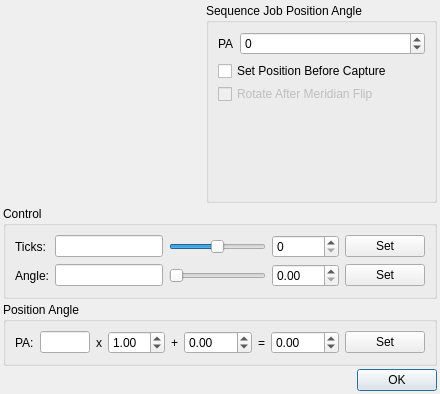
First picture: the form in kstars/ekos/capture/rotatorsettings.ui, repository KDE/kstars, before the edit.
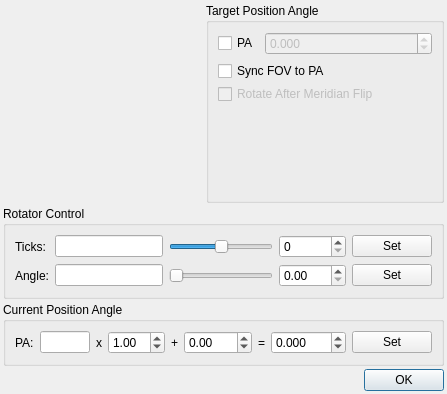
Second picture: the form after the edit. Custom widgets are drawn as their Qt base class.

Commit message: Rotator control and sequence settings now work and tested on my observator with NightCrawler

Diff of the .ui file:
```diff
--- a/kstars/ekos/capture/rotatorsettings.ui
+++ b/kstars/ekos/capture/rotatorsettings.ui
@@ -6,7 +6,7 @@
    <rect>
     <x>0</x>
     <y>0</y>
-    <width>431</width>
+    <width>437</width>
     <height>372</height>
    </rect>
   </property>
@@ -68,13 +68,13 @@
    <item row="0" column="1">
     <widget class="QGroupBox" name="groupBox_3">
      <property name="title">
-      <string>Sequence Job Position Angle</string>
+      <string>Target Position Angle</string>
      </property>
      <layout class="QVBoxLayout" name="verticalLayout_2">
       <item>
        <layout class="QHBoxLayout" name="horizontalLayout_2">
         <item>
-         <widget class="QLabel" name="label_5">
+         <widget class="QCheckBox" name="enforceRotationCheck">
           <property name="toolTip">
            <string>&lt;html&gt;&lt;head/&gt;&lt;body&gt;&lt;p&gt;Set desired rotator ticks position before capture sequence is started.&lt;/p&gt;&lt;/body&gt;&lt;/html&gt;</string>
           </property>
@@ -84,21 +84,24 @@
          </widget>
         </item>
         <item>
-         <widget class="QSpinBox" name="plannedPASpin">
+         <widget class="QDoubleSpinBox" name="targetPASpin">
+          <property name="enabled">
+           <bool>false</bool>
+          </property>
           <property name="sizePolicy">
            <sizepolicy hsizetype="MinimumExpanding" vsizetype="Fixed">
             <horstretch>0</horstretch>
             <verstretch>0</verstretch>
            </sizepolicy>
           </property>
-          <property name="toolTip">
-           <string>Target Position Angle</string>
+          <property name="decimals">
+           <number>3</number>
           </property>
           <property name="minimum">
-           <number>-180</number>
+           <double>-180.000000000000000</double>
           </property>
           <property name="maximum">
-           <number>180</number>
+           <double>180.000000000000000</double>
           </property>
           <property name="singleStep">
            <number>10</number>
@@ -113,12 +116,12 @@
          <number>3</number>
         </property>
         <item>
-         <widget class="QCheckBox" name="enforceRotationCheck">
+         <widget class="QCheckBox" name="syncFOVPA">
           <property name="toolTip">
            <string>&lt;html&gt;&lt;head/&gt;&lt;body&gt;&lt;p&gt;Set target position angle before capture is started.&lt;/p&gt;&lt;/body&gt;&lt;/html&gt;</string>
           </property>
           <property name="text">
-           <string>Set Position Before Capture</string>
+           <string>Sync FOV to PA</string>
           </property>
          </widget>
         </item>
@@ -156,7 +159,7 @@
    <item row="1" column="0" colspan="2">
     <widget class="QGroupBox" name="groupBox">
      <property name="title">
-      <string>Control</string>
+      <string>Rotator Control</string>
      </property>
      <layout class="QGridLayout" name="gridLayout_2">
       <item row="0" column="0">
@@ -256,7 +259,7 @@
       <string>&lt;html&gt;&lt;head/&gt;&lt;body&gt;&lt;p&gt;Position Angle (PA) is defined as degrees E of N. Zero degrees indicate frame &lt;span style=&quot; font-weight:600;&quot;&gt;UP&lt;/span&gt; points directly toward the celestial pole. 90 degrees indicate frame &lt;span style=&quot; font-weight:600;&quot;&gt;UP&lt;/span&gt; points 90 degrees clockwise with respect to the celestial pole.&lt;/p&gt;&lt;p&gt;&lt;br/&gt;&lt;/p&gt;&lt;p&gt;PA is calculated from raw rotator angle plus modifiers to match the rotation angle as measured by astrometry. Enter the modifiers manually or solve an image in the Align Module to generate them automatically.&lt;/p&gt;&lt;/body&gt;&lt;/html&gt;</string>
      </property>
      <property name="title">
-      <string>Position Angle</string>
+      <string>Current Position Angle</string>
      </property>
      <layout class="QGridLayout" name="gridLayout">
       <item row="0" column="3">
@@ -294,6 +297,9 @@
         <property name="toolTip">
          <string>Position Angle</string>
         </property>
+        <property name="decimals">
+         <number>3</number>
+        </property>
         <property name="minimum">
          <double>-180.000000000000000</double>
         </property>
```
Left out of the diff: 10 changed lines with no effect on the pictures. The commit also changes 10 other files.
